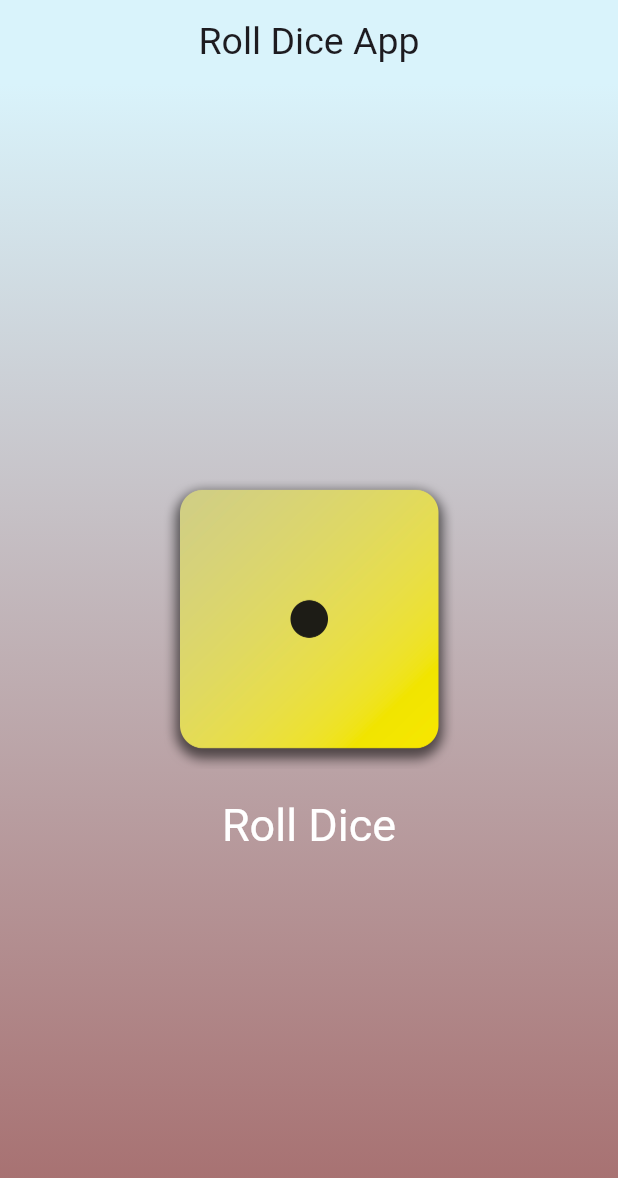
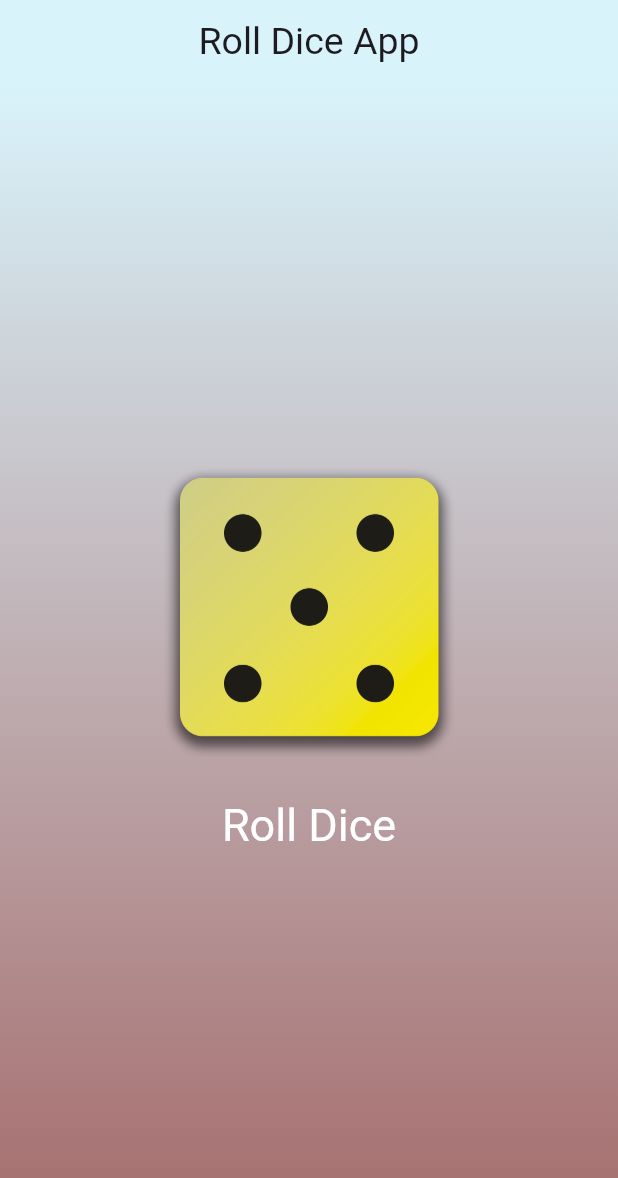
Before and after one commit to pireslima18/Roll_dice_app, a Flutter app: the screen it shows after launch, after a tap on "Roll Dice", on a phone screen of 412 x 824 dp. Shown: the top 1178 px of the screen. Run offline on Flutter 3.47's test engine with Material 3 defaults, Android fonts, the phone set to English and light mode, and no system bars.

Commit message:
main: Finalizando aplicação, adicionando statefulWidget junto a função de gerar numeros aleatorios.

```diff
--- /dev/null
+++ b/lib/dice_roller.dart
@@ -0,0 +1,54 @@
+import 'package:flutter/material.dart';
+import 'dart:math';
+
+final randomizer = Random();
+
+class DiceRoller extends StatefulWidget {
+  const DiceRoller({super.key});
+
+  @override
+  State<DiceRoller> createState() {
+    return _DiceRollerState();
+  }
+
+}
+
+class _DiceRollerState extends State<DiceRoller> {
+  var activeDiceRoll = 1;
+
+  void rollDice() {
+    setState(() {
+      activeDiceRoll = randomizer.nextInt(6) + 1;
+    });
+  }
+
+  @override
+  Widget build(context) {
+    return Column(
+      mainAxisSize: MainAxisSize.min,
+      children: [
+        Image.asset(
+          'assets/images/dice-$activeDiceRoll.png',
+          height: 200,
+        ),
+        const SizedBox(
+          height: 20,
+        ),
+        TextButton(
+          onPressed: rollDice,
+          style: TextButton.styleFrom(
+            foregroundColor: Colors.white,
+            textStyle: const TextStyle(
+              fontSize: 30
+            ),
+            // padding: const EdgeInsets.only(
+            //   top: 20
+            // )
+
+          ),
+          child: Text("Roll Dice")
+        )
+      ],
+    );
+  }
+}
--- a/lib/gradient_container.dart
+++ b/lib/gradient_container.dart
@@ -1,5 +1,6 @@
 import 'package:flutter/material.dart';
-import 'package:roll_dice_app/styled_text.dart';
+import 'package:roll_dice_app/dice_roller.dart';
+// import 'package:roll_dice_app/styled_text.dart';
 
 const startAlignment = Alignment.topCenter;
 const endAlignment = Alignment.bottomCenter;
@@ -7,15 +8,11 @@ const endAlignment = Alignment.bottomCenter;
 class GradientContainer extends StatelessWidget{
   GradientContainer(this.colors, {super.key});
 
-  List colors;
-
-  void onPressed() {
-  }
+  final List colors;
 
   @override
   Widget build(context) {
     return Container(
-      // color: Color.fromARGB(255, 107, 140, 165),
       decoration: BoxDecoration(
         gradient: LinearGradient(
           begin: startAlignment,
@@ -27,30 +24,7 @@ class GradientContainer extends StatelessWidget{
         )
       ),
       child: Center(
-        // child: StyledText("Bem vindo ao app")
-        child: Column(
-          mainAxisSize: MainAxisSize.min,
-          children: [
-            Image.asset(
-              'assets/images/dice-1.png',
-              height: 200,
-            ),
-            TextButton(
-              onPressed: onPressed,
-              style: TextButton.styleFrom(
-                foregroundColor: Colors.white,
-                textStyle: const TextStyle(
-                  fontSize: 30
-                ),
-                padding: const EdgeInsets.only(
-                  top: 20
-                )
-
-              ),
-              child: Text("Roll Dice")
-            )
-          ],
-        )
+        child: DiceRoller(),
       ),
     );
   }
```
